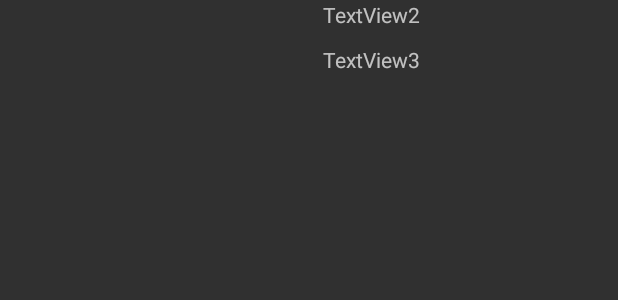
After one commit to gramajox/FinalDDS, an Android app: the layout adapter_products_view.xml on its own in the app's theme, with its tools: preview values and no code run, on a phone screen of 412 x 824 dp. The commit adds this screen. Shown: the top 300 px of the screen. Run offline under Robolectric (Android 15) with nearby library versions, the phone set to English and light mode, and no system bars.

Commit message:
List of Products with Holder, problem NullPointerException

```diff
--- a/app/src/main/java/com/example/xgramajo/tabbedproject/PedidosFragment.java
+++ b/app/src/main/java/com/example/xgramajo/tabbedproject/PedidosFragment.java
@@ -12,14 +12,11 @@ import android.widget.Toast;
 public class PedidosFragment extends Fragment {
     private static final String TAG = "Tab3Fragment";
 
-    private Button btnTEST;
-
     @Nullable
     @Override
     public View onCreateView(LayoutInflater inflater, @Nullable ViewGroup container, @Nullable Bundle savedInstanceState) {
         View view = inflater.inflate(R.layout.pedidos_tab,container,false);
 
-
         return view;
     }
 }
--- a/app/src/main/java/com/example/xgramajo/tabbedproject/PromoFragment.java
+++ b/app/src/main/java/com/example/xgramajo/tabbedproject/PromoFragment.java
@@ -12,8 +12,6 @@ import android.widget.Toast;
 public class PromoFragment extends Fragment {
     private static final String TAG = "Tab2Fragment";
 
-    private Button btnTEST;
-
     @Nullable
     @Override
     public View onCreateView(LayoutInflater inflater, @Nullable ViewGroup container, @Nullable Bundle savedInstanceState) {
--- /dev/null
+++ b/app/src/main/res/layout/adapter_products_view.xml
@@ -0,0 +1,37 @@
+<?xml version="1.0" encoding="utf-8"?>
+<LinearLayout xmlns:android="http://schemas.android.com/apk/res/android"
+    android:orientation="horizontal"
+    android:layout_width="match_parent"
+    android:layout_height="match_parent"
+    android:weightSum="100">
+
+    <TextView
+        android:layout_width="match_parent"
+        android:layout_height="60dp"
+        android:layout_weight="80"
+        android:id="@+id/textView1"/>
+
+    <LinearLayout
+        android:orientation="vertical"
+        android:layout_width="match_parent"
+        android:layout_height="wrap_content"
+        android:layout_weight="20">
+
+        <TextView
+            android:gravity="center"
+            android:text="TextView2"
+            android:layout_width="match_parent"
+            android:layout_height="20dp"
+            android:id="@+id/textView2"/>
+
+        <TextView
+            android:gravity="center"
+            android:text="TextView3"
+            android:layout_width="match_parent"
+            android:layout_height="40dp"
+            android:id="@+id/textView3"
+            android:layout_below="@+id/textView2"/>
+
+    </LinearLayout>
+
+</LinearLayout>
--- a/app/src/main/res/values/strings.xml
+++ b/app/src/main/res/values/strings.xml
@@ -7,8 +7,8 @@
     <string name="carta_text">Este es el Fragment Carta</string>
     <string name="pedidos_text">Este es el Fragment Pedidos</string>
     <string name="text_welcome">Bienvenido!</string>
-    <string name="button_carta">ESTOY EN CASA</string>
-    <string name="button_qrscanner">ESTOY EN LA MESA</string>
-    <string name="button_reservar">RESERVAR MESA</string>
+    <string name="button_carta">Ver Carta</string>
+    <string name="button_qrscanner">Leer ID Mesa</string>
+    <string name="button_reservar">Reservar</string>
     <string name="action_settings">Settings</string>
 </resources>
```
Also changed, not shown: app/src/main/java/com/example/xgramajo/tabbedproject/CartaFragment.java (+28 -6 lines), app/src/main/java/com/example/xgramajo/tabbedproject/ProductClass.java (added, +50 -0 lines), app/src/main/java/com/example/xgramajo/tabbedproject/ProductListAdapter.java (added, +77 -0 lines), app/src/main/res/layout/activity_manager.xml (+1 -17 lines), app/src/main/res/layout/carta_tab.xml (+8 -11 lines), app/src/main/res/layout/pedidos_tab.xml (+41 -8 lines).
